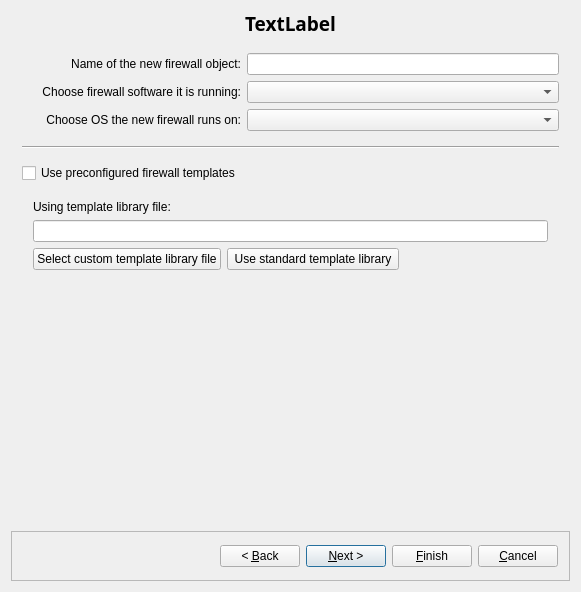
This is src/gui/newfirewalldialog_q.ui in fwbuilder/fwbuilder as Qt 5 draws it before an edit. The edited form follows.
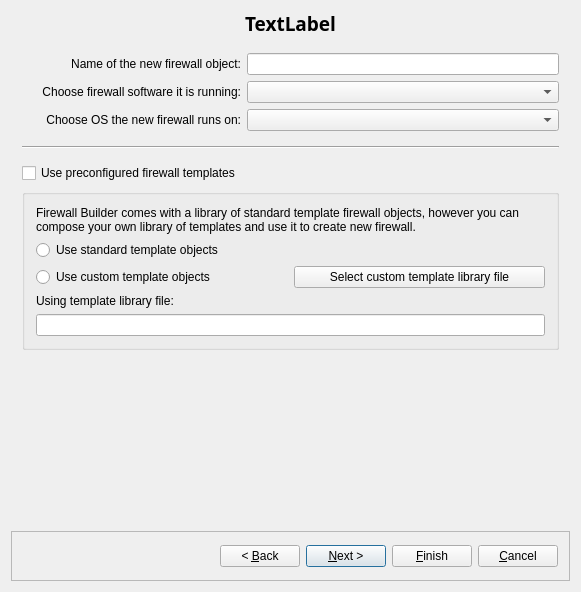
This is the edited form. The open tabs and pages were chosen to show the change. Icons and pictures are not drawn. Custom widgets are drawn as their Qt base class.

Commit message: fixed #1791 "Add preference flag to enable / disable the Custom       templates button on the New Firewall Wizard". Use of the       custom template library to create new firewall object is now       optional, controlled by a checkbox in the "Object" tab of the       gobal preferenes dialog.  New users will have this option turned       off by default, however existing users will see it enabled for       backwards compatibility.

```diff
--- a/src/gui/newfirewalldialog_q.ui
+++ b/src/gui/newfirewalldialog_q.ui
@@ -232,22 +232,47 @@
         </widget>
        </item>
        <item row="5" column="0" colspan="2">
-        <widget class="QFrame" name="templateFrame">
-         <property name="frameShape">
-          <enum>QFrame::NoFrame</enum>
-         </property>
-         <property name="frameShadow">
-          <enum>QFrame::Raised</enum>
-         </property>
+        <widget class="QGroupBox" name="templateGroupBox">
          <layout class="QGridLayout" name="gridLayout">
-          <item row="0" column="0">
+          <item row="0" column="0" colspan="2">
+           <widget class="QLabel" name="templateLibExplanation">
+            <property name="text">
+             <string>Firewall Builder comes with a library of standard template firewall objects, however you can compose your own library of templates and use it to create new firewall.</string>
+            </property>
+            <property name="wordWrap">
+             <bool>true</bool>
+            </property>
+           </widget>
+          </item>
+          <item row="1" column="0">
+           <widget class="QRadioButton" name="useStandard">
+            <property name="text">
+             <string>Use standard template objects</string>
+            </property>
+           </widget>
+          </item>
+          <item row="2" column="0">
+           <widget class="QRadioButton" name="useCustom">
+            <property name="text">
+             <string>Use custom template objects</string>
+            </property>
+           </widget>
+          </item>
+          <item row="2" column="1">
+           <widget class="QPushButton" name="selectCustomTemplateLib">
+            <property name="text">
+             <string>Select custom template library file</string>
+            </property>
+           </widget>
+          </item>
+          <item row="3" column="0">
            <widget class="QLabel" name="templateFilePathLabel">
             <property name="text">
              <string>Using template library file:</string>
             </property>
            </widget>
           </item>
-          <item row="1" column="0">
+          <item row="4" column="0" colspan="2">
            <widget class="QLineEdit" name="templateFilePath">
             <property name="minimumSize">
              <size>
@@ -257,37 +282,6 @@
             </property>
            </widget>
           </item>
-          <item row="2" column="0">
-           <layout class="QHBoxLayout" name="horizontalLayout">
-            <item>
-             <widget class="QPushButton" name="templateUseCustom">
-              <property name="text">
-               <string>Select custom template library file</string>
-              </property>
-             </widget>
-            </item>
-            <item>
-             <widget class="QPushButton" name="templateUseStandard">
-              <property name="text">
-               <string> Use standard template library </string>
-              </property>
-             </widget>
-            </item>
-            <item>
-             <spacer name="horizontalSpacer">
-              <property name="orientation">
-               <enum>Qt::Horizontal</enum>
-              </property>
-              <property name="sizeHint" stdset="0">
-               <size>
-                <width>81</width>
-                <height>20</height>
-               </size>
-              </property>
-             </spacer>
-            </item>
-           </layout>
-          </item>
          </layout>
         </widget>
        </item>
```
Left out of the diff: 2 changed lines with no effect on the pictures. The commit also changes 8 other files.
